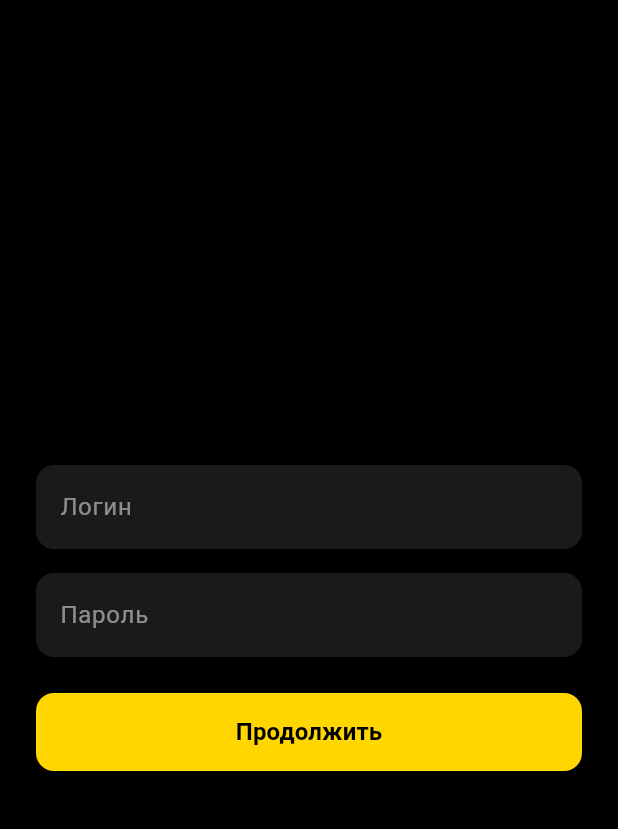
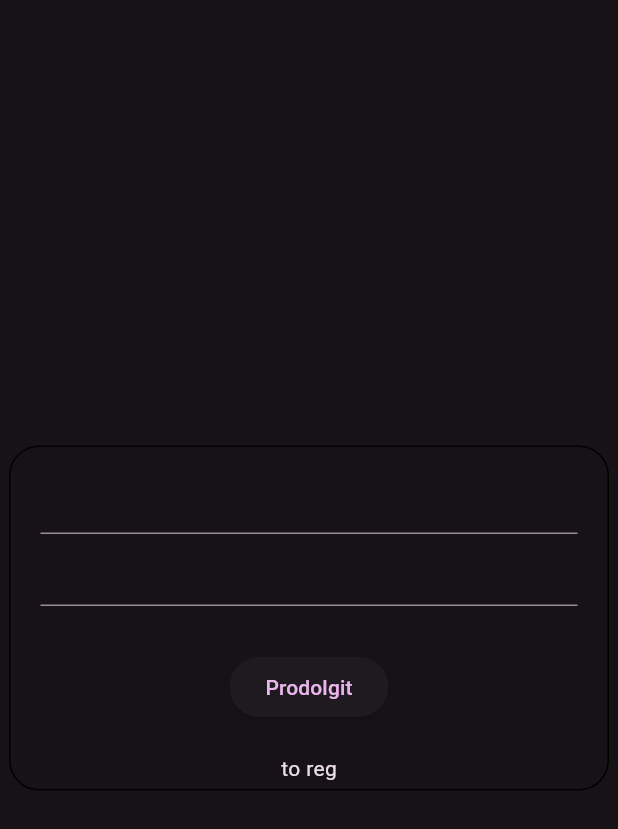
Before and after one commit to CeviCevi/CorpAcc-with-MTC, a Flutter app: the LoginScreen screen opened directly, on a phone screen of 412 x 824 dp. Shown: the top 829 px of the screen. Run offline on Flutter 3.47's test engine with Material 3 defaults, Android fonts, the phone set to English and light mode, and no system bars.

Commit message:
simple desing

```diff
--- a/frontend/corp_app/lib/main.dart
+++ b/frontend/corp_app/lib/main.dart
@@ -1,4 +1,4 @@
-import 'package:corp_app/app/fish/fish_screen.dart';
+import 'package:corp_app/presentation/screen/navigation_screen/navigation_Screen.dart';
 import 'package:flutter/material.dart';
 
 void main() {
@@ -18,7 +18,7 @@ class MainApp extends StatelessWidget {
           brightness: .dark,
         ),
       ),
-      home: Scaffold(body: StyleGuideScreen()),
+      home: NavigationScreen(),
     );
   }
 }
--- a/frontend/corp_app/lib/presentation/screen/auth_screens/login_screen/login_screen.dart
+++ b/frontend/corp_app/lib/presentation/screen/auth_screens/login_screen/login_screen.dart
@@ -7,62 +7,28 @@ class LoginScreen extends StatelessWidget {
   @override
   Widget build(BuildContext context) {
     return Scaffold(
-      backgroundColor: AppColor.black,
-      body: Padding(
-        padding: const EdgeInsets.all(24),
-        child: Column(
-          mainAxisAlignment: MainAxisAlignment.center,
-          children: [
-            TextField(
-              style: TextStyle(color: AppColor.white),
-              decoration: InputDecoration(
-                hintText: 'Логин',
-                hintStyle: TextStyle(
-                  color: AppColor.white.withAlpha((255 * 0.5).toInt()),
-                ),
-                filled: true,
-                fillColor: AppColor.darkGrey,
-                border: OutlineInputBorder(
-                  borderRadius: BorderRadius.circular(12),
-                  borderSide: BorderSide.none,
-                ),
+      body: Center(
+        child: Container(
+          width: 400,
+          height: 230,
+          padding: .symmetric(horizontal: 20, vertical: 10),
+          decoration: BoxDecoration(
+            border: Border.all(color: AppColor.black),
+            borderRadius: .circular(20),
+          ),
+          child: Column(
+            children: [
+              TextField(),
+              TextField(),
+              SizedBox(height: 30),
+              ElevatedButton(
+                onPressed: () {},
+                child: Text("Prodolgit", textAlign: .center),
               ),
-            ),
-            const SizedBox(height: 16),
-            TextField(
-              obscureText: true,
-              style: TextStyle(color: AppColor.white),
-              decoration: InputDecoration(
-                hintText: 'Пароль',
-                hintStyle: TextStyle(color: AppColor.white.withOpacity(0.5)),
-                filled: true,
-                fillColor: AppColor.darkGrey,
-                border: OutlineInputBorder(
-                  borderRadius: BorderRadius.circular(12),
-                  borderSide: BorderSide.none,
-                ),
-              ),
-            ),
-            const SizedBox(height: 24),
-            SizedBox(
-              width: double.infinity,
-              height: 52,
-              child: ElevatedButton(
-                onPressed: () {},
-                style: ElevatedButton.styleFrom(
-                  backgroundColor: AppColor.yellow,
-                  foregroundColor: AppColor.black,
-                  shape: RoundedRectangleBorder(
-                    borderRadius: BorderRadius.circular(12),
-                  ),
-                ),
-                child: const Text(
-                  'Продолжить',
-                  style: TextStyle(fontSize: 16, fontWeight: FontWeight.bold),
-                ),
-              ),
-            ),
-          ],
+              SizedBox(height: 20),
+              InkWell(onTap: () {}, child: Text("to reg")),
+            ],
+          ),
         ),
       ),
     );
```
Also changed, not shown: frontend/corp_app/lib/presentation/screen/auth_screens/registration_screen/registration_screen.dart (+36 -0 lines), frontend/corp_app/lib/presentation/screen/dev_screen/dev_screen.dart (added, +18 -0 lines), frontend/corp_app/lib/presentation/screen/navigation_screen/navigation_screen.dart (added, +75 -0 lines), frontend/corp_app/lib/presentation/widget/navigation_button/navigation_button.dart (added, +31 -0 lines).
